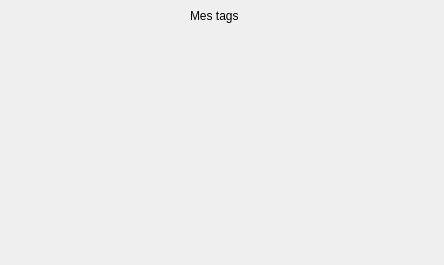
The window that tagdialog.ui (SebGonzalez/BibliothequePhoto) describes before a commit, drawn with Qt 5.
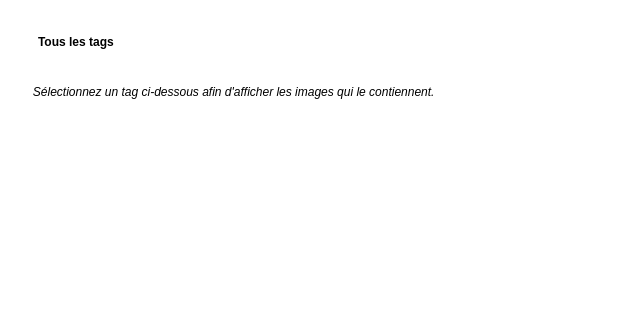
The same window after the commit.

Commit message: redesign du dialog Tags

What changed in the file:
```diff
--- a/tagdialog.ui
+++ b/tagdialog.ui
@@ -6,43 +6,189 @@
    <rect>
     <x>0</x>
     <y>0</y>
-    <width>444</width>
-    <height>265</height>
+    <width>556</width>
+    <height>335</height>
    </rect>
   </property>
   <property name="windowTitle">
    <string>Dialog</string>
   </property>
-  <widget class="QWidget" name="gridLayoutWidget">
-   <property name="geometry">
-    <rect>
-     <x>10</x>
-     <y>40</y>
-     <width>421</width>
-     <height>211</height>
-    </rect>
+  <property name="styleSheet">
+   <string notr="true">QDialog {
+	background-color: white;
+}
+
+QWidget {
+	background-color : white;
+}
+
+QLabel#header{
+	font: 57 24pt &quot;Ubuntu&quot;;
+	font-weight: bold;
+	padding : 15%;
+	margin-right: 150%;
+}
+
+QLabel#indication {
+	font: 57 12pt &quot;Ubuntu&quot;;
+	font-style: italic;
+	margin-right: 150%;
+	padding-right : 15%;
+
+}
+
+QLabel#placeholder{
+	font: 57 12pt &quot;Ubuntu&quot;;
+	font-style: italic;
+}
+
+QScrollArea {
+	border:none;
+}
+
+QPushButton {
+	color: rgb(71, 71, 71);
+	font-size: 12pt;
+	margin: 20%;
+	padding: 10%;
+	border-style: outset;
+	border-width: 3px;
+	border-color:  rgb(71, 71, 71);
+}
+
+QPushButton:hover {
+	color: white;
+	background-color: rgb(71, 71, 71);
+	border:none;
+}</string>
+  </property>
+  <layout class="QVBoxLayout" name="verticalLayout">
+   <property name="spacing">
+    <number>0</number>
    </property>
-   <layout class="QGridLayout" name="gridLayout"/>
-  </widget>
-  <widget class="QLabel" name="label">
-   <property name="geometry">
-    <rect>
-     <x>190</x>
-     <y>0</y>
-     <width>81</width>
-     <height>31</height>
-    </rect>
+   <property name="bottomMargin">
+    <number>1</number>
    </property>
-   <property name="sizePolicy">
-    <sizepolicy hsizetype="Preferred" vsizetype="Preferred">
-     <horstretch>50</horstretch>
-     <verstretch>51</verstretch>
-    </sizepolicy>
-   </property>
-   <property name="text">
-    <string>Mes tags</string>
-   </property>
-  </widget>
+   <item>
+    <widget class="QWidget" name="widget" native="true">
+     <property name="sizePolicy">
+      <sizepolicy hsizetype="Preferred" vsizetype="Fixed">
+       <horstretch>0</horstretch>
+       <verstretch>0</verstretch>
+      </sizepolicy>
+     </property>
+     <layout class="QVBoxLayout" name="verticalLayout_2">
+      <item>
+       <layout class="QHBoxLayout" name="horizontalLayout">
+        <property name="spacing">
+         <number>7</number>
+        </property>
+        <property name="sizeConstraint">
+         <enum>QLayout::SetDefaultConstraint</enum>
+        </property>
+        <item>
+         <widget class="QLabel" name="header">
+          <property name="sizePolicy">
+           <sizepolicy hsizetype="Preferred" vsizetype="Fixed">
+            <horstretch>50</horstretch>
+            <verstretch>51</verstretch>
+           </sizepolicy>
+          </property>
+          <property name="maximumSize">
+           <size>
+            <width>16777215</width>
+            <height>100</height>
+           </size>
+          </property>
+          <property name="text">
+           <string>Tous les tags</string>
+          </property>
+         </widget>
+        </item>
+        <item>
+         <spacer name="horizontalSpacer_2">
+          <property name="orientation">
+           <enum>Qt::Horizontal</enum>
+          </property>
+          <property name="sizeHint" stdset="0">
+           <size>
+            <width>40</width>
+            <height>20</height>
+           </size>
+          </property>
+         </spacer>
+        </item>
+       </layout>
+      </item>
+     </layout>
+    </widget>
+   </item>
+   <item>
+    <widget class="QWidget" name="widget_2" native="true">
+     <layout class="QVBoxLayout" name="verticalLayout_4">
+      <item>
+       <layout class="QHBoxLayout" name="horizontalLayout_2">
+        <item>
+         <spacer name="horizontalSpacer">
+          <property name="orientation">
+           <enum>Qt::Horizontal</enum>
+          </property>
+          <property name="sizeHint" stdset="0">
+           <size>
+            <width>40</width>
+            <height>20</height>
+           </size>
+          </property>
+         </spacer>
+        </item>
+        <item>
+         <widget class="QLabel" name="indication">
+          <property name="text">
+           <string>   Sélectionnez un tag ci-dessous afin d'afficher les images qui le contiennent.</string>
+          </property>
+         </widget>
+        </item>
+       </layout>
+      </item>
+     </layout>
+    </widget>
+   </item>
+   <item>
+    <widget class="QScrollArea" name="scrollArea">
+     <property name="sizePolicy">
+      <sizepolicy hsizetype="Expanding" vsizetype="MinimumExpanding">
+       <horstretch>0</horstretch>
+       <verstretch>0</verstretch>
+      </sizepolicy>
+     </property>
+     <property name="widgetResizable">
+      <bool>true</bool>
+     </property>
+     <widget class="QWidget" name="scrollAreaWidgetContents_3">
+      <property name="geometry">
+       <rect>
+        <x>0</x>
+        <y>0</y>
+        <width>538</width>
+        <height>199</height>
+       </rect>
+      </property>
+      <property name="autoFillBackground">
+       <bool>false</bool>
+      </property>
+      <layout class="QVBoxLayout" name="verticalLayout_3">
+       <item>
+        <layout class="QGridLayout" name="gridLayout">
+         <property name="horizontalSpacing">
+          <number>40</number>
+         </property>
+        </layout>
+       </item>
+      </layout>
+     </widget>
+    </widget>
+   </item>
+  </layout>
  </widget>
  <resources/>
  <connections/>
```
The commit also changes 2 other files.
